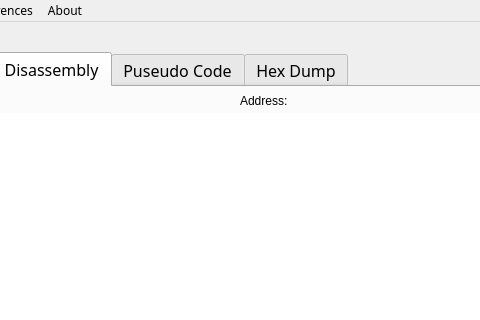
This is src/mainwindow.ui in jubal-R/Ronin as Qt 5 draws it before an edit; both pictures show x 292 to 772 and y 0 to 320 of the 1232 by 672 pixel window. The edited form follows.
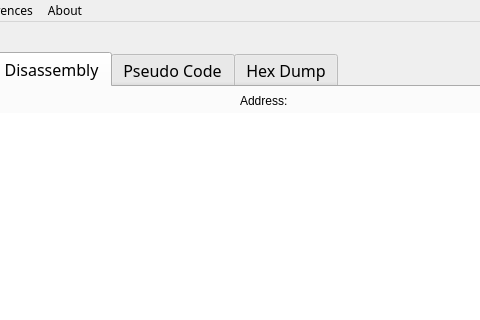
This is the edited form. Icons and pictures are not drawn.

Patch:
```diff
--- a/src/mainwindow.ui
+++ b/src/mainwindow.ui
@@ -503,7 +503,7 @@
                 <normaloff>:/icons/ic_code_black_24px.svg</normaloff>:/icons/ic_code_black_24px.svg</iconset>
               </attribute>
               <attribute name="title">
-               <string>Puseudo Code</string>
+               <string>Pseudo Code</string>
               </attribute>
               <layout class="QGridLayout" name="gridLayout_3">
                <property name="leftMargin">
```
